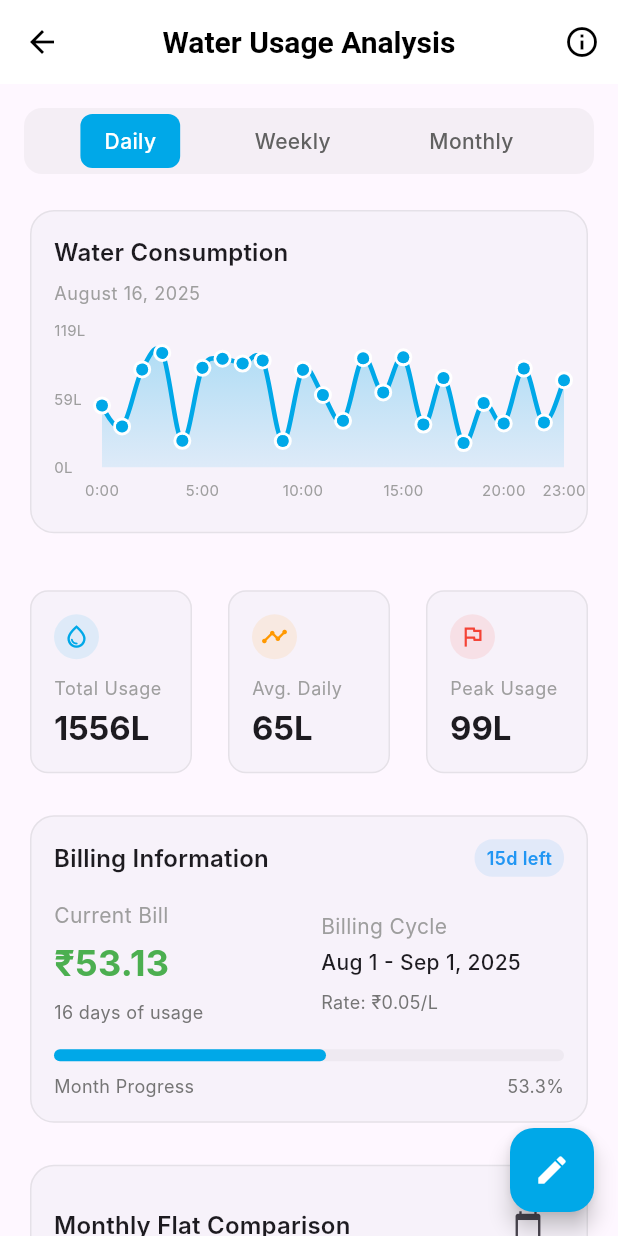
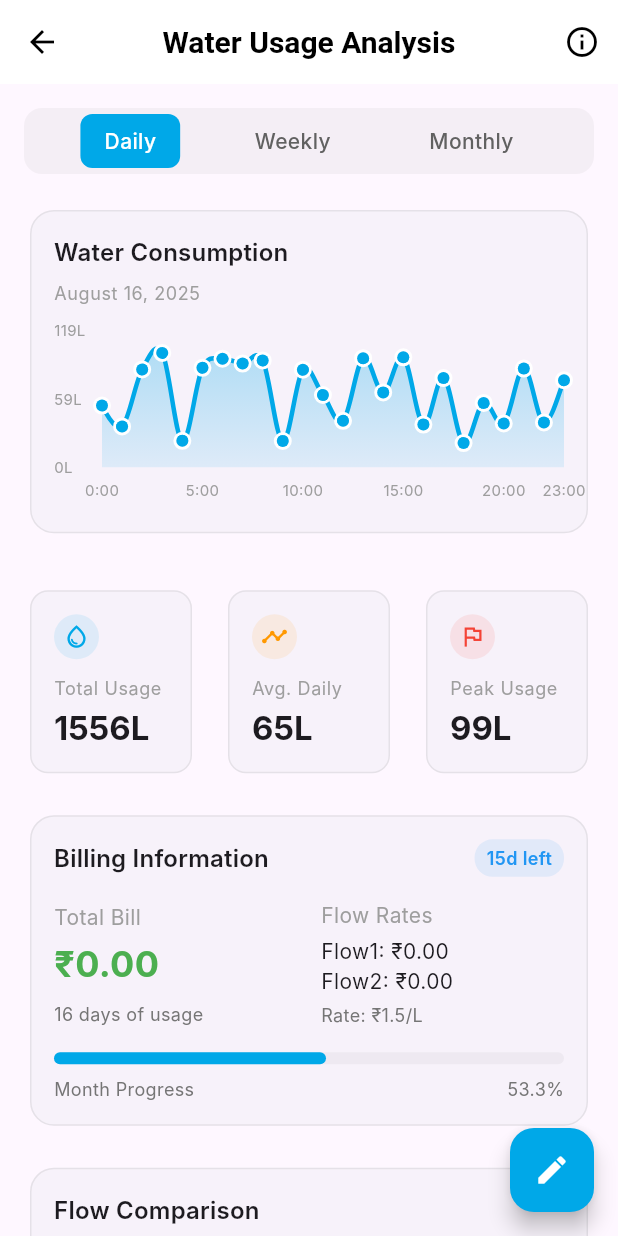
Before and after one commit to sifat5256/smart_water_management, a Flutter app: the AnalysisScreen screen opened directly, on a phone screen of 412 x 824 dp. Run offline on Flutter 3.47's test engine with Material 3 defaults, Android fonts, the phone set to English and light mode, and no system bars; drawn by our look-alikes of fl_chart; our stand-ins replace bootstrap_icons, firebase_core, firebase_database, flutter_svg; accounts and stored records are empty; Roboto replaces fonts that are missing (Inter).

Commit message:
change 2

```diff
--- a/lib/screen/analysis_screen.dart
+++ b/lib/screen/analysis_screen.dart
@@ -1,8 +1,12 @@
+import 'dart:async';
+
+import 'package:firebase_database/firebase_database.dart';
 import 'package:flutter/material.dart';
 import 'package:fl_chart/fl_chart.dart';
 import 'package:intl/intl.dart';
 import 'dart:math';
 
+import '../service/firebase_service.dart';
 import 'analysis_screen/widget/time_periodic_slector.dart';
 
 
@@ -18,7 +22,15 @@ class _AnalysisScreenState extends State<AnalysisScreen> with SingleTickerProvid
   late AnimationController _controller;
   late Animation<double> _fadeAnimation;
   late Animation<double> _slideAnimation;
+  StreamSubscription<Map<String, dynamic>>? _flow1Subscription;
+  StreamSubscription<Map<String, dynamic>>? _flow2Subscription;
 
+  double flow1TotalLiters = 0;
+  double flow2TotalLiters = 0;
+  double flow1TotalBill = 0;
+  double flow2TotalBill = 0;
+  double flow1PricePerLiter = 1.5;
+  double flow2PricePerLiter = 2.0;
   int _selectedTab = 0;
   final List<String> _tabs = ['Daily', 'Weekly', 'Monthly'];
 
@@ -53,8 +65,32 @@ class _AnalysisScreenState extends State<AnalysisScreen> with SingleTickerProvid
 
     _controller.forward();
     _initializeData();
+    _setupFirebaseListeners();
+  }
+  void _setupFirebaseListeners() {
+    _flow1Subscription = FirebaseService.getFlow1Data().listen((data) {
+      setState(() {
+        flow1TotalLiters = data['total_liters'] ?? 0;
+        flow1TotalBill = data['total_bill'] ?? 0;
+        flow1PricePerLiter = data['price_per_liter'] ?? 1.5;
+      });
+    });
+
+    _flow2Subscription = FirebaseService.getFlow2Data().listen((data) {
+      setState(() {
+        flow2TotalLiters = data['total_liters'] ?? 0;
+        flow2TotalBill = data['total_bill'] ?? 0;
+        flow2PricePerLiter = data['price_per_liter'] ?? 2.0;
+      });
+    });
   }
 
+  @override
+  void dispose() {
+    _flow1Subscription?.cancel();
+    _flow2Subscription?.cancel();
+    super.dispose();
+  }
   void _initializeData() {
     final now = DateTime.now();
     _billingCycleStart = DateTime(now.year, now.month, 1);
@@ -128,11 +164,7 @@ class _AnalysisScreenState extends State<AnalysisScreen> with SingleTickerProvid
     });
   }
 
-  @override
-  void dispose() {
-    _controller.dispose();
-    super.dispose();
-  }
+
 
   @override
   Widget build(BuildContext context) {
@@ -179,16 +211,22 @@ class _AnalysisScreenState extends State<AnalysisScreen> with SingleTickerProvid
                     ),
                     const SizedBox(height: 20),
                     BillingInfoCard(
-                      currentBill: _currentBill,
+                      currentBill: flow1TotalBill + flow2TotalBill,
                       billingCycleStart: _billingCycleStart,
                       daysRemaining: _daysRemaining,
-                      waterRate: _waterRate,
+                      waterRate: flow1PricePerLiter, // or average if needed
                       daysWithUsage: _monthlyUsageData.where((e) => e > 0).length,
+                      flow1TotalBill: flow1TotalBill,
+                      flow2TotalBill: flow2TotalBill,
                     ),
                     const SizedBox(height: 20),
                     FlatUsageComparison(
                       flatData: _flatData,
                       onViewDetails: _showMonthlyDetails,
+                      flow1TotalLiters: flow1TotalLiters,
+                      flow2TotalLiters: flow2TotalLiters,
+                      flow1TotalBill: flow1TotalBill,
+                      flow2TotalBill: flow2TotalBill,
                     ),
                   ],
                 ),
--- a/lib/screen/analysis_screen/widget/time_periodic_slector.dart
+++ b/lib/screen/analysis_screen/widget/time_periodic_slector.dart
@@ -60,6 +60,8 @@ class BillingInfoCard extends StatelessWidget {
   final int daysRemaining;
   final double waterRate;
   final int daysWithUsage;
+  final double flow1TotalBill;
+  final double flow2TotalBill;
 
   const BillingInfoCard({
     super.key,
@@ -68,10 +70,14 @@ class BillingInfoCard extends StatelessWidget {
     required this.daysRemaining,
     required this.waterRate,
     required this.daysWithUsage,
+    required this.flow1TotalBill,
+    required this.flow2TotalBill,
   });
 
   @override
   Widget build(BuildContext context) {
+    final totalBill = flow1TotalBill + flow2TotalBill;
+
     return Card(
       elevation: 0,
       shape: RoundedRectangleBorder(
@@ -120,7 +126,7 @@ class BillingInfoCard extends StatelessWidget {
                     crossAxisAlignment: CrossAxisAlignment.start,
                     children: [
                       const Text(
-                        'Current Bill',
+                        'Total Bill',
                         style: TextStyle(
                           fontSize: 14,
                           color: Colors.grey,
@@ -128,7 +134,7 @@ class BillingInfoCard extends StatelessWidget {
                       ),
                       const SizedBox(height: 4),
                       Text(
-                        '₹${currentBill.toStringAsFixed(2)}',
+                        '₹${totalBill.toStringAsFixed(2)}',
                         style: const TextStyle(
                           fontSize: 24,
                           fontWeight: FontWeight.bold,
@@ -152,7 +158,7 @@ class BillingInfoCard extends StatelessWidget {
                     crossAxisAlignment: CrossAxisAlignment.start,
                     children: [
                       const Text(
-                        'Billing Cycle',
+                        'Flow Rates',
                         style: TextStyle(
                           fontSize: 14,
                           color: Colors.grey,
@@ -160,20 +166,20 @@ class BillingInfoCard extends StatelessWidget {
                       ),
                       const SizedBox(height: 4),
                       Text(
-                        '${DateFormat('MMM d').format(billingCycleStart)} - '
-                            '${DateFormat('MMM d, y').format(DateTime(
-                          billingCycleStart.year,
-                          billingCycleStart.month + 1,
-                          billingCycleStart.day,
-                        ))}',
+                        'Flow1: ₹${flow1TotalBill.toStringAsFixed(2)}',
                         style: const TextStyle(
                           fontSize: 14,
-                          fontWeight: FontWeight.w500,
                         ),
                       ),
-                      const SizedBox(height: 8),
                       Text(
-                        'Rate: ₹${waterRate.toStringAsFixed(2)}/L',
+                        'Flow2: ₹${flow2TotalBill.toStringAsFixed(2)}',
+                        style: const TextStyle(
+                          fontSize: 14,
+                        ),
+                      ),
+                      const SizedBox(height: 4),
+                      Text(
+                        'Rate: ₹$waterRate/L',
                         style: TextStyle(
                           fontSize: 12,
                           color: Colors.grey[600],
@@ -222,15 +228,40 @@ class BillingInfoCard extends StatelessWidget {
 class FlatUsageComparison extends StatelessWidget {
   final List<Map<String, dynamic>> flatData;
   final Function(List<Map<String, dynamic>>) onViewDetails;
+  final double flow1TotalLiters;
+  final double flow2TotalLiters;
+  final double flow1TotalBill;
+  final double flow2TotalBill;
 
   const FlatUsageComparison({
     super.key,
     required this.flatData,
     required this.onViewDetails,
+    required this.flow1TotalLiters,
+    required this.flow2TotalLiters,
+    required this.flow1TotalBill,
+    required this.flow2TotalBill,
   });
 
   @override
   Widget build(BuildContext context) {
+    final flats = [
+      {
+        'name': 'Flow 1',
+        'usage': flow1TotalLiters.round(),
+        'bill': flow1TotalBill,
+        'color': const Color(0xFF00A8E8),
+        'paid': true,
+      },
+      {
+        'name': 'Flow 2',
+        'usage': flow2TotalLiters.round(),
+        'bill': flow2TotalBill,
+        'color': Colors.orange,
+        'paid': true,
+      },
+    ];
+
     return Card(
       elevation: 0,
       shape: RoundedRectangleBorder(
@@ -245,26 +276,15 @@ class FlatUsageComparison extends StatelessWidget {
         child: Column(
           crossAxisAlignment: CrossAxisAlignment.start,
           children: [
-            Row(
-              mainAxisAlignment: MainAxisAlignment.spaceBetween,
-              children: [
             Text(
-                  'Monthly Flat Comparison',
+              'Flow Comparison',
               style: Theme.of(context).textTheme.titleMedium?.copyWith(
                 fontWeight: FontWeight.w600,
               ),
             ),
-                IconButton(
-                  icon: const Icon(Icons.calendar_today, size: 20),
-                  onPressed: () => onViewDetails(flatData),
-                  tooltip: 'View Monthly Details',
-                ),
-              ],
-            ),
             const SizedBox(height: 16),
             Column(
-              children: flatData.map((flat) {
-                final isCurrentUser = flat['name'] == 'Flat 2';
+              children: flats.map((flat) {
                 return Padding(
                   padding: const EdgeInsets.only(bottom: 12),
                   child: Row(
@@ -282,22 +302,13 @@ class FlatUsageComparison extends StatelessWidget {
                         child: Column(
                           crossAxisAlignment: CrossAxisAlignment.start,
                           children: [
-                            Row(
-                              children: [
                             Text(
                               flat['name'] as String,
                               style: TextStyle(
                                 fontWeight: FontWeight.w600,
                                 fontSize: 14,
-                                    color: isCurrentUser ? const Color(0xFF00A8E8) : Colors.black,
+                                color: flat['color'] as Color,
                               ),
-                                ),
-                                if (isCurrentUser)
-                                  const Padding(
-                                    padding: EdgeInsets.only(left: 4),
-                                    child: Icon(Icons.person, size: 14, color: Color(0xFF00A8E8)),
-                                  ),
-                              ],
                             ),
                             const SizedBox(height: 4),
                             Row(
@@ -311,26 +322,10 @@ class FlatUsageComparison extends StatelessWidget {
                                 ),
                                 const SizedBox(width: 8),
                                 Text(
-                                  'Bill: ₹${flat['bill']}',
+                                  'Bill: ₹${(flat['bill'] as double).toStringAsFixed(2)}',
                                   style: TextStyle(
                                     fontSize: 12,
                                     color: Colors.grey[600],
-                                  ),
-                                ),
-                                const SizedBox(width: 8),
-                                Container(
-                                  padding: const EdgeInsets.symmetric(horizontal: 6, vertical: 2),
-                                  decoration: BoxDecoration(
-                                    color: (flat['paid'] as bool) ? Colors.green.withOpacity(0.1) : Colors.red.withOpacity(0.1),
-                                    borderRadius: BorderRadius.circular(4),
-                                  ),
-                                  child: Text(
-                                    (flat['paid'] as bool) ? 'Paid' : 'Pending',
-                                    style: TextStyle(
-                                      fontSize: 10,
-                                      color: (flat['paid'] as bool) ? Colors.green : Colors.red,
-                                      fontWeight: FontWeight.w500,
-                                    ),
                                   ),
                                 ),
                               ],
@@ -357,34 +352,14 @@ class FlatUsageComparison extends StatelessWidget {
             Divider(color: Colors.grey.withOpacity(0.2)),
             const SizedBox(height: 8),
             Row(
-              mainAxisAlignment: MainAxisAlignment.spaceBetween,
+              mainAxisAlignment: MainAxisAlignment.center,
               children: [
                 Text(
-                  'Your Position',
-                  style: TextStyle(
-                    color: Colors.grey[600],
-                    fontSize: 12,
-                  ),
-                ),
-                Container(
-                  padding: const EdgeInsets.symmetric(horizontal: 12, vertical: 6),
-                  decoration: BoxDecoration(
-                    color: Colors.blue.withOpacity(0.1),
-                    borderRadius: BorderRadius.circular(16),
-                  ),
-                  child: const Row(
-                    mainAxisSize: MainAxisSize.min,
-                    children: [
-                      Icon(Icons.emoji_events, color: Colors.blue, size: 16),
-                      SizedBox(width: 4),
-                      Text(
-                        '2nd Rank',
-                        style: TextStyle(
-                          color: Colors.blue,
-                          fontWeight: FontWeight.w600,
-                        ),
-                      ),
-                    ],
+                  'Total: ₹${(flow1TotalBill + flow2TotalBill).toStringAsFixed(2)}',
+                  style: const TextStyle(
+                    fontSize: 16,
+                    fontWeight: FontWeight.bold,
+                    color: Colors.green,
                   ),
                 ),
               ],
```
Also changed, not shown: lib/screen/alarm_notification_screen.dart (+96 -36 lines). Lines whose indentation alone changed are shown as unchanged.
